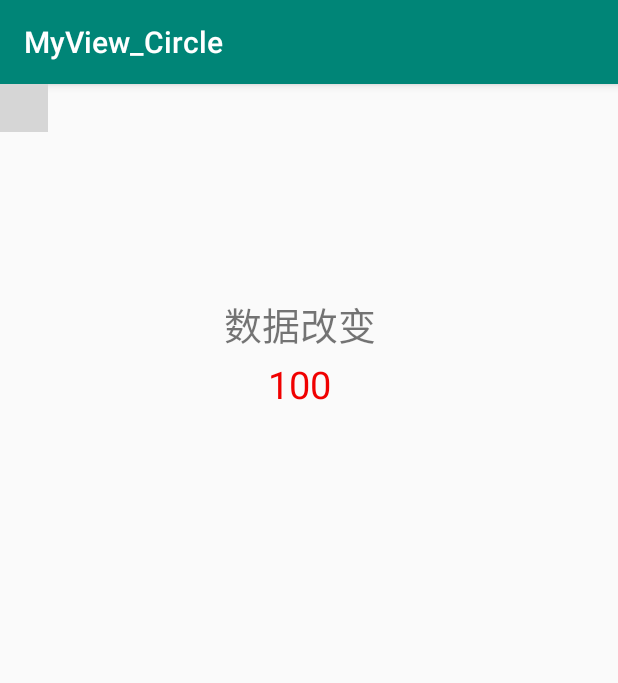
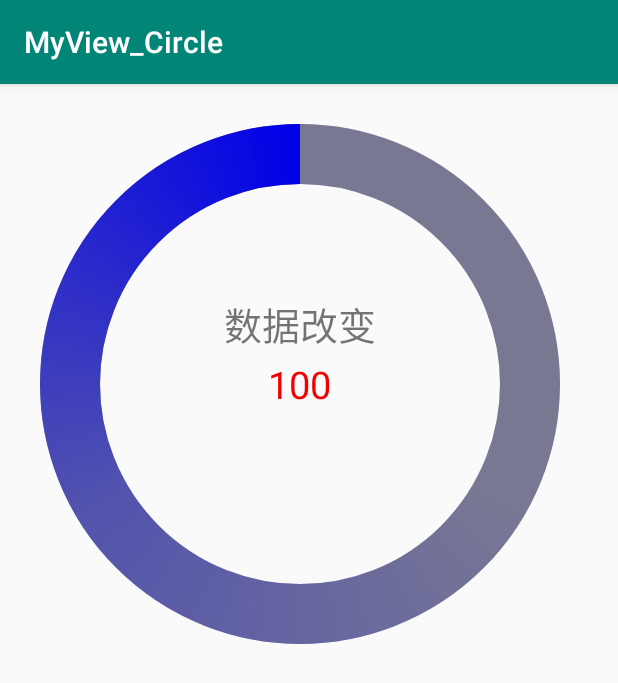
Before and after one commit to eirunye/MyView_Circle_Leaning, an Android app: the screen it shows after launch (MainActivity), on a phone screen of 412 x 824 dp. Shown: the top 683 px of the screen. Run offline under Robolectric (Android 15) with nearby library versions, the light colour scheme and no system bars; plain views replace XfermodeView; grey boxes are pictures that could not be loaded.

Commit message:
commit update

```diff
--- a/app/src/main/java/com/eirunye/myview/MainActivity.java
+++ b/app/src/main/java/com/eirunye/myview/MainActivity.java
@@ -3,6 +3,7 @@ package com.eirunye.myview;
 import android.support.v7.app.AppCompatActivity;
 import android.os.Bundle;
 import android.view.View;
+import android.widget.Button;
 import android.widget.FrameLayout;
 import android.widget.TextView;
 
@@ -17,6 +18,8 @@ public class MainActivity extends AppCompatActivity {
     private TextView textView;
     private MyCircleView myCircleView;
     private CircleScrollView circleView;
+
+    Button button;
 
     @Override
     protected void onCreate(Bundle savedInstanceState) {
--- a/app/src/main/res/layout/activity_main.xml
+++ b/app/src/main/res/layout/activity_main.xml
@@ -14,6 +14,7 @@
 
         <com.eirunye.myview.view.XfermodeView
             android:layout_width="wrap_content"
+            android:visibility="gone"
             android:layout_height="wrap_content" />
 
         <com.eirunye.myview.view.MyCircleView
@@ -21,7 +22,6 @@
             android:layout_width="wrap_content"
             android:layout_height="wrap_content"
             eirunye:inner_circle_radius="200"
-            android:visibility="gone"
             eirunye:max_value="100"
             eirunye:num_value="10"
             eirunye:ring_size="60" />
```
